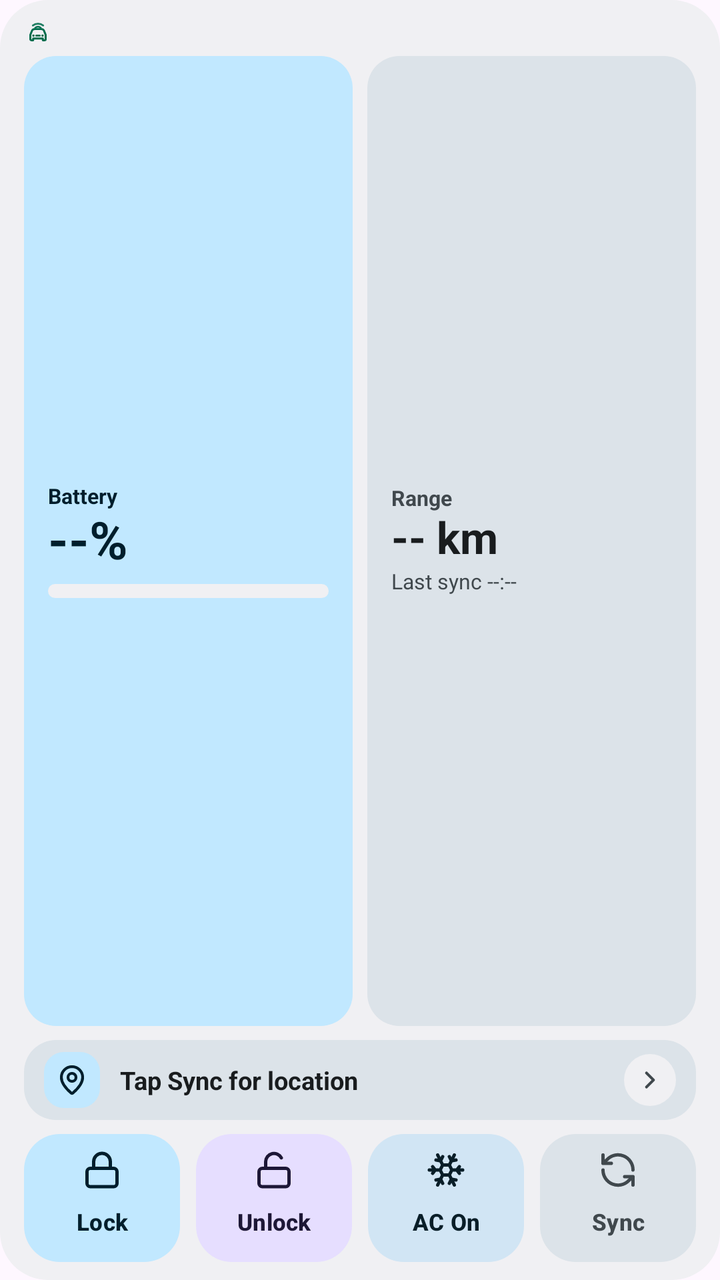
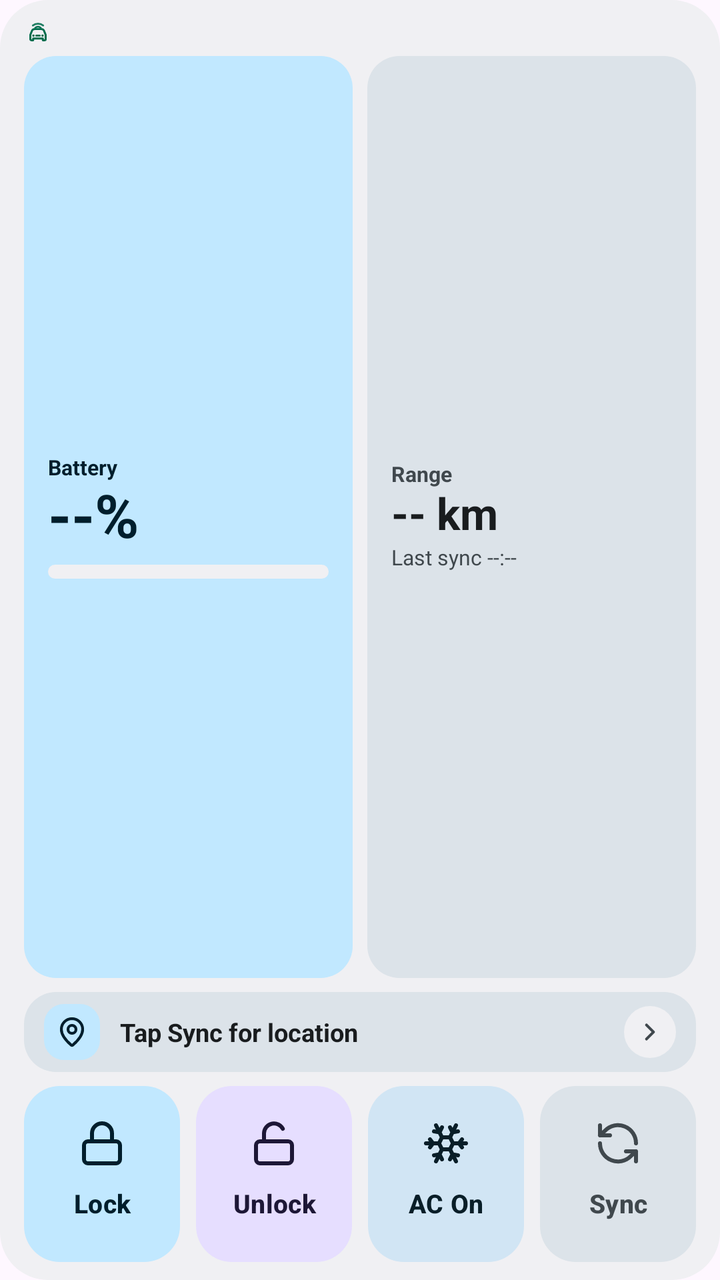

The first picture is an Android layout as it rendered before a commit; the second is the same layout after the commit. The layout source and the unified diff follow.
<!-- AndroidManifest.xml: application theme Theme.BydWatch -->
<!-- res/layout/widget_vehicle_4x3_bento.xml -->
<?xml version="1.0" encoding="utf-8"?>
<LinearLayout xmlns:android="http://schemas.android.com/apk/res/android"
    android:id="@+id/widgetRoot"
    android:layout_width="match_parent"
    android:layout_height="match_parent"
    android:background="@drawable/bg_widget_card"
    android:orientation="vertical"
    android:paddingHorizontal="12dp"
    android:paddingVertical="9dp">

    <include layout="@layout/include_widget_4x3_header" />

    
    <LinearLayout
        android:id="@+id/layoutWidgetBatteryCard"
        android:layout_width="match_parent"
        android:layout_height="0dp"
        android:layout_marginBottom="7dp"
        android:layout_weight="1"
        android:orientation="horizontal">

        
        <LinearLayout
            android:layout_width="0dp"
            android:layout_height="match_parent"
            android:layout_marginEnd="3.5dp"
            android:layout_weight="1"
            android:background="@drawable/bg_widget_tile_emerald"
            android:gravity="center_vertical"
            android:orientation="vertical"
            android:paddingHorizontal="12dp"
            android:paddingVertical="8dp">

            <TextView
                android:id="@+id/tvWidgetBatteryLabel"
                android:layout_width="wrap_content"
                android:layout_height="wrap_content"
                android:includeFontPadding="false"
                android:text="@string/widget_label_battery"
                android:textColor="@color/widget_on_primary_container"
                android:textSize="10.5sp"
                android:textStyle="bold" />

            <TextView
                android:id="@+id/tvWidgetSoc"
                android:layout_width="wrap_content"
                android:layout_height="wrap_content"
                android:layout_marginTop="1dp"
                android:includeFontPadding="false"
                android:text="--%"
                android:textColor="@color/widget_on_primary_container"
                android:textSize="26sp"
                android:textStyle="bold" />

            <ProgressBar
                android:id="@+id/pbWidgetSoc"
                style="?android:attr/progressBarStyleHorizontal"
                android:layout_width="match_parent"
                android:layout_height="7dp"
                android:layout_marginTop="6dp"
                android:max="100"
                android:progress="0"
                android:progressDrawable="@drawable/progress_widget_soc_on_card" />
        </LinearLayout>

        
        <LinearLayout
            android:layout_width="0dp"
            android:layout_height="match_parent"
            android:layout_marginStart="3.5dp"
            android:layout_weight="1"
            android:background="@drawable/bg_widget_subcard"
            android:gravity="center_vertical"
            android:orientation="vertical"
            android:paddingHorizontal="12dp"
            android:paddingVertical="8dp">

            <TextView
                android:id="@+id/tvWidgetRangeLabel"
                android:layout_width="wrap_content"
                android:layout_height="wrap_content"
                android:includeFontPadding="false"
                android:text="@string/label_range"
                android:textColor="@color/widget_on_surface_variant"
                android:textSize="10.5sp"
                android:textStyle="bold" />

            <TextView
                android:id="@+id/tvWidgetRange"
                android:layout_width="match_parent"
                android:layout_height="wrap_content"
                android:layout_marginTop="1dp"
                android:ellipsize="end"
                android:includeFontPadding="false"
                android:maxLines="1"
                android:text="-- km"
                android:textColor="@color/widget_on_surface"
                android:textSize="22sp"
                android:textStyle="bold" />

            <TextView
                android:id="@+id/tvWidgetBatteryMeta"
                android:layout_width="match_parent"
                android:layout_height="wrap_content"
                android:layout_marginTop="4dp"
                android:ellipsize="end"
                android:maxLines="1"
                android:textColor="@color/widget_on_surface_variant"
                android:textSize="10.5sp"
                android:textStyle="bold"
                android:visibility="gone" />

            <TextView
                android:id="@+id/tvWidgetLastSync"
                android:layout_width="match_parent"
                android:layout_height="wrap_content"
                android:layout_marginTop="1dp"
                android:ellipsize="end"
                android:maxLines="1"
                android:text="Last sync --:--"
                android:textColor="@color/widget_on_surface_variant"
                android:textSize="10.5sp" />
        </LinearLayout>
    </LinearLayout>

    <include layout="@layout/include_widget_4x3_location" />

    <include layout="@layout/include_widget_4x3_actions" />
</LinearLayout>
<!-- res/layout/include_widget_4x3_header.xml (included above) -->
<?xml version="1.0" encoding="utf-8"?>
<LinearLayout xmlns:android="http://schemas.android.com/apk/res/android"
    android:id="@+id/widgetHeader"
    android:layout_width="match_parent"
    android:layout_height="wrap_content"
    android:layout_marginBottom="5dp"
    android:gravity="center_vertical"
    android:orientation="horizontal">

    <LinearLayout
        android:layout_width="0dp"
        android:layout_height="wrap_content"
        android:layout_weight="1"
        android:gravity="center_vertical"
        android:orientation="horizontal">

        <ImageView
            android:id="@+id/ivWidgetBrandLogo"
            android:layout_width="14dp"
            android:layout_height="14dp"
            android:layout_marginEnd="5dp"
            android:contentDescription="@string/app_name"
            android:src="@drawable/ic_ev_watch_logo"
            android:tint="@color/accent_emerald" />

        <TextView
            android:id="@+id/tvWidgetCarModel"
            android:layout_width="0dp"
            android:layout_height="wrap_content"
            android:layout_weight="1"
            android:ellipsize="end"
            android:maxLines="1"
            android:textColor="@color/widget_on_surface"
            android:textSize="11sp"
            android:textStyle="bold"
            android:visibility="gone" />
    </LinearLayout>

    <TextView
        android:id="@+id/tvWidgetBanner"
        android:layout_width="wrap_content"
        android:layout_height="wrap_content"
        android:layout_marginStart="4dp"
        android:background="@drawable/bg_widget_chip"
        android:ellipsize="end"
        android:maxLines="1"
        android:paddingHorizontal="7dp"
        android:paddingVertical="3dp"
        android:text="Ready"
        android:textColor="@color/widget_on_surface_variant"
        android:textSize="10sp"
        android:textStyle="bold"
        android:visibility="gone" />

    <TextView
        android:id="@+id/tvWidgetLockStatus"
        android:layout_width="wrap_content"
        android:layout_height="wrap_content"
        android:layout_marginStart="4dp"
        android:background="@drawable/bg_widget_chip"
        android:maxLines="1"
        android:paddingHorizontal="7dp"
        android:paddingVertical="3dp"
        android:text="Locked"
        android:textColor="@color/widget_on_surface_variant"
        android:textSize="10sp"
        android:textStyle="bold"
        android:visibility="gone" />

    <TextView
        android:id="@+id/tvWidgetAcStatus"
        android:layout_width="wrap_content"
        android:layout_height="wrap_content"
        android:layout_marginStart="4dp"
        android:background="@drawable/bg_widget_chip"
        android:maxLines="1"
        android:paddingHorizontal="7dp"
        android:paddingVertical="3dp"
        android:text="AC Off"
        android:textColor="@color/widget_on_surface_variant"
        android:textSize="10sp"
        android:textStyle="bold"
        android:visibility="gone" />
</LinearLayout>
<!-- res/layout/include_widget_4x3_location.xml (included above) -->
<?xml version="1.0" encoding="utf-8"?>
<LinearLayout xmlns:android="http://schemas.android.com/apk/res/android"
    android:id="@+id/layoutWidgetLocationBar"
    android:layout_width="match_parent"
    android:layout_height="wrap_content"
    android:layout_marginBottom="7dp"
    android:background="@drawable/bg_widget_subcard"
    android:gravity="center_vertical"
    android:minHeight="40dp"
    android:orientation="horizontal"
    android:paddingHorizontal="10dp"
    android:paddingVertical="6dp"
    android:visibility="visible">

    <FrameLayout
        android:layout_width="28dp"
        android:layout_height="28dp"
        android:layout_marginEnd="10dp"
        android:background="@drawable/bg_widget_pin_badge">

        <ImageView
            android:layout_width="16dp"
            android:layout_height="16dp"
            android:layout_gravity="center"
            android:contentDescription="@string/label_car_location"
            android:src="@drawable/ic_widget_pin" />
    </FrameLayout>

    <TextView
        android:id="@+id/tvWidgetLocationText"
        android:layout_width="0dp"
        android:layout_height="wrap_content"
        android:layout_weight="1"
        android:ellipsize="end"
        android:maxLines="1"
        android:text="@string/location_widget_empty"
        android:textColor="@color/widget_on_surface"
        android:textSize="12.5sp"
        android:textStyle="bold" />

    <FrameLayout
        android:layout_width="26dp"
        android:layout_height="26dp"
        android:layout_marginStart="8dp"
        android:background="@drawable/bg_widget_chevron_badge">

        <ImageView
            android:layout_width="14dp"
            android:layout_height="14dp"
            android:layout_gravity="center"
            android:contentDescription="@string/nav_dialog_confirm"
            android:src="@drawable/ic_widget_chevron" />
    </FrameLayout>
</LinearLayout>
<!-- res/layout/include_widget_4x3_actions.xml (included above) -->
<?xml version="1.0" encoding="utf-8"?>
<LinearLayout xmlns:android="http://schemas.android.com/apk/res/android"
    android:layout_width="match_parent"
    android:layout_height="64dp"
    android:orientation="horizontal">

    <LinearLayout
        android:id="@+id/tileWidgetLock"
        android:layout_width="0dp"
        android:layout_height="match_parent"
        android:layout_marginEnd="4dp"
        android:layout_weight="1"
        android:background="@drawable/bg_widget_btn_primary"
        android:gravity="center"
        android:orientation="vertical"
        android:paddingHorizontal="4dp">

        <ImageView
            android:id="@+id/ivWidgetLock"
            android:layout_width="20dp"
            android:layout_height="20dp"
            android:layout_marginBottom="4dp"
            android:importantForAccessibility="no"
            android:src="@drawable/ic_slot_lock"
            android:tint="@color/widget_on_primary_container" />

        <Button
            android:id="@+id/btnWidgetLock"
            android:layout_width="match_parent"
            android:layout_height="wrap_content"
            android:background="@android:color/transparent"
            android:ellipsize="end"
            android:gravity="center"
            android:maxLines="1"
            android:minWidth="0dp"
            android:minHeight="0dp"
            android:padding="0dp"
            android:stateListAnimator="@null"
            android:text="Lock"
            android:textAllCaps="false"
            android:textColor="@color/widget_on_primary_container"
            android:textSize="11.5sp"
            android:textStyle="bold" />
    </LinearLayout>

    <LinearLayout
        android:id="@+id/tileWidgetUnlock"
        android:layout_width="0dp"
        android:layout_height="match_parent"
        android:layout_marginHorizontal="4dp"
        android:layout_weight="1"
        android:background="@drawable/bg_widget_btn_tertiary"
        android:gravity="center"
        android:orientation="vertical"
        android:paddingHorizontal="4dp">

        <ImageView
            android:id="@+id/ivWidgetUnlock"
            android:layout_width="20dp"
            android:layout_height="20dp"
            android:layout_marginBottom="4dp"
            android:importantForAccessibility="no"
            android:src="@drawable/ic_slot_unlock"
            android:tint="@color/widget_on_tertiary_container" />

        <Button
            android:id="@+id/btnWidgetUnlock"
            android:layout_width="match_parent"
            android:layout_height="wrap_content"
            android:background="@android:color/transparent"
            android:ellipsize="end"
            android:gravity="center"
            android:maxLines="1"
            android:minWidth="0dp"
            android:minHeight="0dp"
            android:padding="0dp"
            android:stateListAnimator="@null"
            android:text="Unlock"
            android:textAllCaps="false"
            android:textColor="@color/widget_on_tertiary_container"
            android:textSize="11.5sp"
            android:textStyle="bold" />
    </LinearLayout>

    <LinearLayout
        android:id="@+id/tileWidgetAc"
        android:layout_width="0dp"
        android:layout_height="match_parent"
        android:layout_marginHorizontal="4dp"
        android:layout_weight="1"
        android:background="@drawable/bg_widget_btn_secondary"
        android:gravity="center"
        android:orientation="vertical"
        android:paddingHorizontal="4dp">

        <ImageView
            android:id="@+id/ivWidgetAc"
            android:layout_width="20dp"
            android:layout_height="20dp"
            android:layout_marginBottom="4dp"
            android:importantForAccessibility="no"
            android:src="@drawable/ic_slot_ac"
            android:tint="@color/widget_on_secondary_container" />

        <Button
            android:id="@+id/btnWidgetAc"
            android:layout_width="match_parent"
            android:layout_height="wrap_content"
            android:background="@android:color/transparent"
            android:ellipsize="end"
            android:gravity="center"
            android:maxLines="1"
            android:minWidth="0dp"
            android:minHeight="0dp"
            android:padding="0dp"
            android:stateListAnimator="@null"
            android:text="AC On"
            android:textAllCaps="false"
            android:textColor="@color/widget_on_secondary_container"
            android:textSize="11.5sp"
            android:textStyle="bold" />
    </LinearLayout>

    <LinearLayout
        android:id="@+id/tileWidgetRefresh"
        android:layout_width="0dp"
        android:layout_height="match_parent"
        android:layout_marginStart="4dp"
        android:layout_weight="1"
        android:background="@drawable/bg_widget_btn_tonal"
        android:gravity="center"
        android:orientation="vertical"
        android:paddingHorizontal="4dp">

        <ImageView
            android:id="@+id/ivWidgetRefresh"
            android:layout_width="20dp"
            android:layout_height="20dp"
            android:layout_marginBottom="4dp"
            android:importantForAccessibility="no"
            android:src="@drawable/ic_slot_sync"
            android:tint="@color/widget_on_surface_variant" />

        <Button
            android:id="@+id/btnWidgetRefresh"
            android:layout_width="match_parent"
            android:layout_height="wrap_content"
            android:background="@android:color/transparent"
            android:ellipsize="end"
            android:gravity="center"
            android:maxLines="1"
            android:minWidth="0dp"
            android:minHeight="0dp"
            android:padding="0dp"
            android:stateListAnimator="@null"
            android:text="Sync"
            android:textAllCaps="false"
            android:textColor="@color/widget_on_surface_variant"
            android:textSize="11.5sp"
            android:textStyle="bold" />
    </LinearLayout>
</LinearLayout>
<!-- resources referenced by this layout -->
<resources>
  <color name="accent_emerald">#006C4C</color>
  <color name="widget_on_primary_container">#002114</color>
  <color name="widget_on_secondary_container">#001E30</color>
  <color name="widget_on_surface">#181D1A</color>
  <color name="widget_on_surface_variant">#414944</color>
  <color name="widget_on_tertiary_container">#2B1700</color>
  <!-- drawable bg_widget_btn_primary (drawable) -->
  <?xml version="1.0" encoding="utf-8"?>
  <shape xmlns:android="http://schemas.android.com/apk/res/android"
      android:shape="rectangle">
      <solid android:color="@color/widget_primary_container" />
      <corners android:radius="18dp" />
  </shape>
  <!-- drawable bg_widget_btn_secondary (drawable) -->
  <?xml version="1.0" encoding="utf-8"?>
  <shape xmlns:android="http://schemas.android.com/apk/res/android"
      android:shape="rectangle">
      <solid android:color="@color/widget_secondary_container" />
      <corners android:radius="18dp" />
  </shape>
  <!-- drawable bg_widget_btn_tertiary (drawable) -->
  <?xml version="1.0" encoding="utf-8"?>
  <shape xmlns:android="http://schemas.android.com/apk/res/android"
      android:shape="rectangle">
      <solid android:color="@color/widget_tertiary_container" />
      <corners android:radius="18dp" />
  </shape>
  <!-- drawable bg_widget_btn_tonal (drawable) -->
  <?xml version="1.0" encoding="utf-8"?>
  <shape xmlns:android="http://schemas.android.com/apk/res/android"
      android:shape="rectangle">
      <solid android:color="@color/widget_surface_variant" />
      <corners android:radius="18dp" />
  </shape>
  <!-- drawable bg_widget_card (drawable) -->
  <?xml version="1.0" encoding="utf-8"?>
  <shape xmlns:android="http://schemas.android.com/apk/res/android"
      android:shape="rectangle">
      <solid android:color="@color/widget_surface" />
      <corners android:radius="24dp" />
  </shape>
  <!-- drawable bg_widget_chevron_badge (drawable) -->
  <?xml version="1.0" encoding="utf-8"?>
  <shape xmlns:android="http://schemas.android.com/apk/res/android"
      android:shape="oval">
      <solid android:color="@color/widget_surface" />
  </shape>
  <!-- drawable bg_widget_chip (drawable) -->
  <?xml version="1.0" encoding="utf-8"?>
  <shape xmlns:android="http://schemas.android.com/apk/res/android"
      android:shape="rectangle">
      <solid android:color="@color/widget_surface_variant" />
      <corners android:radius="999dp" />
  </shape>
  <!-- drawable bg_widget_pin_badge (drawable) -->
  <?xml version="1.0" encoding="utf-8"?>
  <shape xmlns:android="http://schemas.android.com/apk/res/android"
      android:shape="rectangle">
      <solid android:color="@color/widget_primary_container" />
      <corners android:radius="10dp" />
  </shape>
  <!-- drawable bg_widget_subcard (drawable) -->
  <?xml version="1.0" encoding="utf-8"?>
  <shape xmlns:android="http://schemas.android.com/apk/res/android"
      android:shape="rectangle">
      <solid android:color="@color/widget_surface_variant" />
      <corners android:radius="16dp" />
  </shape>
  <!-- drawable bg_widget_tile_emerald (drawable) -->
  <?xml version="1.0" encoding="utf-8"?>
  <shape xmlns:android="http://schemas.android.com/apk/res/android"
      android:shape="rectangle">
      <solid android:color="@color/widget_primary_container" />
      <corners android:radius="16dp" />
  </shape>
  <string name="app_name">BYD Open Remote</string>
  <string name="label_car_location">Car Location</string>
  <string name="label_range">Range</string>
  <string name="location_widget_empty">Tap Sync for location</string>
  <string name="nav_dialog_confirm">Navigate</string>
  <string name="widget_label_battery">Battery</string>
  <color name="widget_primary_container">#9FF2CE</color>
  <color name="widget_secondary_container">#CBE6FF</color>
  <color name="widget_tertiary_container">#FFE0B2</color>
  <color name="widget_surface_variant">#E3EBE6</color>
  <color name="widget_surface">#F3F7F4</color>
  <color name="bg_obsidian">#F6F8F7</color>
  <color name="accent_cyan">#00658E</color>
  <!-- unchanged entries left out for length: 10 -->
</resources>

<!-- the commit's change to res/layout/widget_vehicle_4x3_bento.xml (unified diff, before → after) -->
@@ -49,7 +49,7 @@
                 android:includeFontPadding="false"
                 android:text="--%"
                 android:textColor="@color/widget_on_primary_container"
-                android:textSize="26sp"
+                android:textSize="30sp"
                 android:textStyle="bold" />
 
             <ProgressBar
@@ -271,7 +271,7 @@
 <?xml version="1.0" encoding="utf-8"?>
 <LinearLayout xmlns:android="http://schemas.android.com/apk/res/android"
     android:layout_width="match_parent"
-    android:layout_height="64dp"
+    android:layout_height="88dp"
     android:orientation="horizontal">
 
     <LinearLayout
@@ -287,9 +287,9 @@
 
         <ImageView
             android:id="@+id/ivWidgetLock"
-            android:layout_width="20dp"
-            android:layout_height="20dp"
-            android:layout_marginBottom="4dp"
+            android:layout_width="24dp"
+            android:layout_height="24dp"
+            android:layout_marginBottom="5dp"
             android:importantForAccessibility="no"
             android:src="@drawable/ic_slot_lock"
             android:tint="@color/widget_on_primary_container" />
@@ -309,7 +309,7 @@
             android:text="Lock"
             android:textAllCaps="false"
             android:textColor="@color/widget_on_primary_container"
-            android:textSize="11.5sp"
+            android:textSize="13sp"
             android:textStyle="bold" />
     </LinearLayout>
 
@@ -326,9 +326,9 @@
 
         <ImageView
             android:id="@+id/ivWidgetUnlock"
-            android:layout_width="20dp"
-            android:layout_height="20dp"
-            android:layout_marginBottom="4dp"
+            android:layout_width="24dp"
+            android:layout_height="24dp"
+            android:layout_marginBottom="5dp"
             android:importantForAccessibility="no"
             android:src="@drawable/ic_slot_unlock"
             android:tint="@color/widget_on_tertiary_container" />
@@ -348,7 +348,7 @@
             android:text="Unlock"
             android:textAllCaps="false"
             android:textColor="@color/widget_on_tertiary_container"
-            android:textSize="11.5sp"
+            android:textSize="13sp"
             android:textStyle="bold" />
     </LinearLayout>
 
@@ -365,9 +365,9 @@
 
         <ImageView
             android:id="@+id/ivWidgetAc"
-            android:layout_width="20dp"
-            android:layout_height="20dp"
-            android:layout_marginBottom="4dp"
+            android:layout_width="24dp"
+            android:layout_height="24dp"
+            android:layout_marginBottom="5dp"
             android:importantForAccessibility="no"
             android:src="@drawable/ic_slot_ac"
             android:tint="@color/widget_on_secondary_container" />
@@ -387,7 +387,7 @@
             android:text="AC On"
             android:textAllCaps="false"
             android:textColor="@color/widget_on_secondary_container"
-            android:textSize="11.5sp"
+            android:textSize="13sp"
             android:textStyle="bold" />
     </LinearLayout>
 
@@ -404,9 +404,9 @@
 
         <ImageView
             android:id="@+id/ivWidgetRefresh"
-            android:layout_width="20dp"
-            android:layout_height="20dp"
-            android:layout_marginBottom="4dp"
+            android:layout_width="24dp"
+            android:layout_height="24dp"
+            android:layout_marginBottom="5dp"
             android:importantForAccessibility="no"
             android:src="@drawable/ic_slot_sync"
             android:tint="@color/widget_on_surface_variant" />
@@ -426,7 +426,7 @@
             android:text="Sync"
             android:textAllCaps="false"
             android:textColor="@color/widget_on_surface_variant"
-            android:textSize="11.5sp"
+            android:textSize="13sp"
             android:textStyle="bold" />
     </LinearLayout>
 </LinearLayout>
